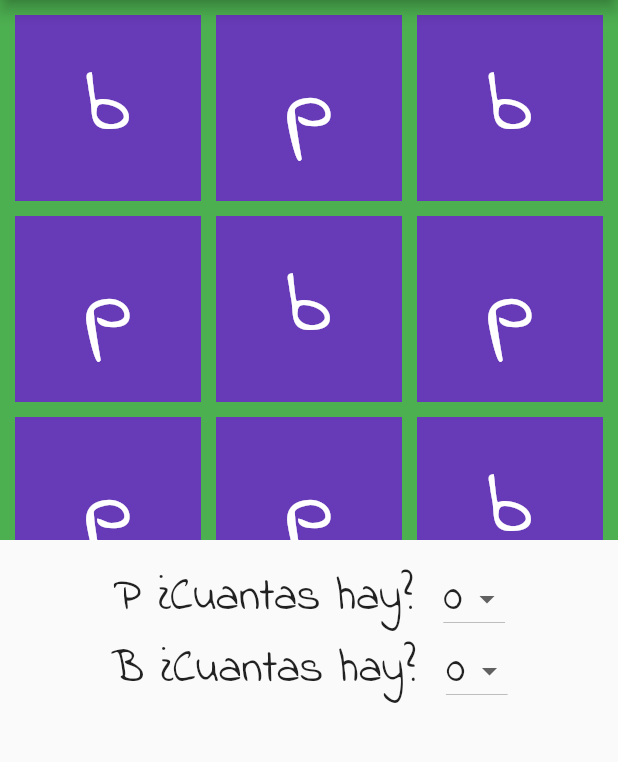
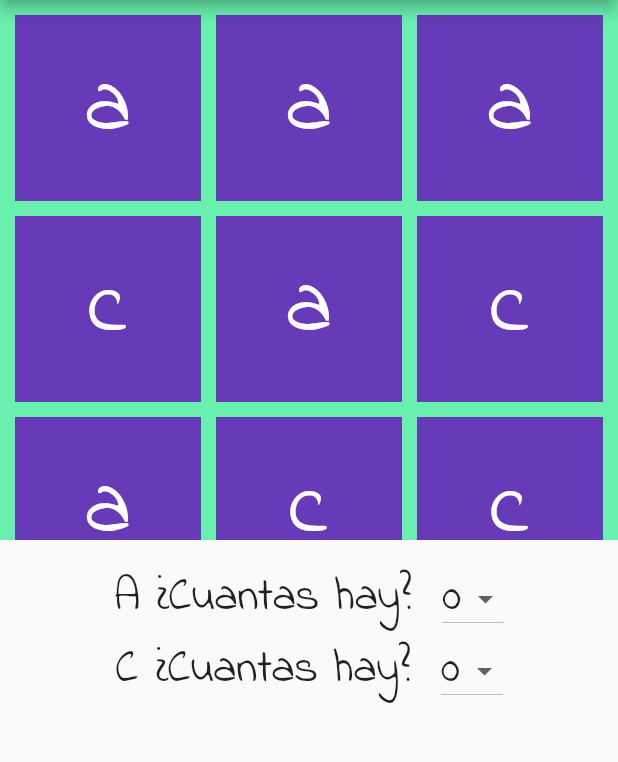
Before and after one commit to ricardo8990/happy-kids, a Flutter app: the screen it shows after launch, on a phone screen of 412 x 824 dp, the part 84-846 px from its top. Run offline on Flutter 3.47's test engine with Material 2 defaults, Android fonts, the phone set to English and light mode, and no system bars.

Commit message:
Add second activity

```diff
--- a/happykids/lib/main.dart
+++ b/happykids/lib/main.dart
@@ -1,5 +1,14 @@
+import 'dart:math';
+
 import 'package:flutter/material.dart';
 import 'package:flutter/services.dart';
+import 'package:happykids/sentences.dart';
+
+const List<Map<String, String>> OPTIONS = [
+  {'first': 'b', 'second': 'p'},
+  {'first': 'a', 'second': 'c'},
+  {'first': 'm', 'second': 'n'}
+];
 
 void main() async {
   await SystemChrome.setPreferredOrientations([DeviceOrientation.portraitUp]);
@@ -33,10 +42,37 @@ class MyHomePage extends StatefulWidget {
 class _MyHomePageState extends State<MyHomePage> {
   int firstLetterCount = 0;
   int secondLetterCount = 0;
+  String firstLetter;
+  String secondLetter;
+  int firstCorrectCount;
+  int secondCorrectCount;
+  List<CustomBlock> blocs;
 
   @override
   void initState() {
-
+    final _random = Random();
+    var constant = OPTIONS[_random.nextInt(OPTIONS.length)];
+    firstLetter = constant['first'];
+    secondLetter = constant['second'];
+    firstCorrectCount = _random.nextInt(7) + 1;
+    secondCorrectCount = 9 - firstCorrectCount;
+    var positions = List<int>.generate(9, (i) => i);
+    positions.shuffle();
+    positions = positions.sublist(0, firstCorrectCount);
+    blocs = List<CustomBlock>();
+    for (var i = 0; i <= 8; i++) {
+      if (positions.contains(i)) {
+        blocs.add(CustomBlock(
+          letter: firstLetter,
+          alternativeColor: Colors.redAccent,
+        ));
+      } else {
+        blocs.add(CustomBlock(
+          letter: secondLetter,
+          alternativeColor: Colors.blueAccent,
+        ));
+      }
+    }
     super.initState();
   }
 
@@ -50,7 +86,7 @@ class _MyHomePageState extends State<MyHomePage> {
         crossAxisAlignment: CrossAxisAlignment.center,
         children: <Widget>[
           Container(
-            color: Colors.green,
+            color: Colors.greenAccent,
             height: 360.0,
             child: GridView.count(
               primary: false,
@@ -58,71 +94,7 @@ class _MyHomePageState extends State<MyHomePage> {
               crossAxisSpacing: 10.0,
               mainAxisSpacing: 10.0,
               crossAxisCount: 3,
-              children: <Widget>[
-                Container(
-                  color: Colors.deepPurple,
-                  child: Center(
-                    child: const Text('b',
-                        style: TextStyle(fontSize: 60.0, color: Colors.white)),
-                  ),
-                ),
-                Container(
-                  color: Colors.deepPurple,
-                  child: Center(
-                    child: const Text('p',
-                        style: TextStyle(fontSize: 60.0, color: Colors.white)),
-                  ),
-                ),
-                Container(
-                  color: Colors.deepPurple,
-                  child: Center(
-                    child: const Text('b',
-                        style: TextStyle(fontSize: 60.0, color: Colors.white)),
-                  ),
-                ),
-                Container(
-                  color: Colors.deepPurple,
-                  child: Center(
-                    child: const Text('p',
-                        style: TextStyle(fontSize: 60.0, color: Colors.white)),
-                  ),
-                ),
-                Container(
-                  color: Colors.deepPurple,
-                  child: Center(
-                    child: const Text('b',
-                        style: TextStyle(fontSize: 60.0, color: Colors.white)),
-                  ),
-                ),
-                Container(
-                  color: Colors.deepPurple,
-                  child: Center(
-                    child: const Text('p',
-                        style: TextStyle(fontSize: 60.0, color: Colors.white)),
-                  ),
-                ),
-                Container(
-                  color: Colors.deepPurple,
-                  child: Center(
-                    child: const Text('p',
-                        style: TextStyle(fontSize: 60.0, color: Colors.white)),
-                  ),
-                ),
-                Container(
-                  color: Colors.deepPurple,
-                  child: Center(
-                    child: const Text('p',
-                        style: TextStyle(fontSize: 60.0, color: Colors.white)),
-                  ),
-                ),
-                Container(
-                  color: Colors.deepPurple,
-                  child: Center(
-                    child: const Text('b',
-                        style: TextStyle(fontSize: 60.0, color: Colors.white)),
-                  ),
-                ),
-              ],
+              children: blocs,
             ),
           ),
           Container(
@@ -133,7 +105,7 @@ class _MyHomePageState extends State<MyHomePage> {
                   mainAxisAlignment: MainAxisAlignment.center,
                   children: <Widget>[
                     Text(
-                      'P ¿Cuantas hay?',
+                      '${firstLetter.toUpperCase()} ¿Cuantas hay?',
                       style: TextStyle(fontSize: 30.0),
                     ),
                     Padding(
@@ -144,9 +116,10 @@ class _MyHomePageState extends State<MyHomePage> {
                       onChanged: (int newValue) {
                         setState(() {
                           firstLetterCount = newValue;
+                          evaluteResult();
                         });
                       },
-                      items: <int>[0, 1, 2, 3, 4, 5]
+                      items: <int>[0, 1, 2, 3, 4, 5, 6, 7, 8, 9]
                           .map<DropdownMenuItem<int>>((int value) {
                         return DropdownMenuItem<int>(
                           value: value,
@@ -161,7 +134,7 @@ class _MyHomePageState extends State<MyHomePage> {
                   mainAxisAlignment: MainAxisAlignment.center,
                   children: <Widget>[
                     Text(
-                      'B ¿Cuantas hay?',
+                      '${secondLetter.toUpperCase()} ¿Cuantas hay?',
                       style: TextStyle(fontSize: 30.0),
                     ),
                     Padding(
@@ -172,9 +145,10 @@ class _MyHomePageState extends State<MyHomePage> {
                       onChanged: (int newValue) {
                         setState(() {
                           secondLetterCount = newValue;
+                          evaluteResult();
                         });
                       },
-                      items: <int>[0, 1, 2, 3, 4, 5]
+                      items: <int>[0, 1, 2, 3, 4, 5, 6, 7, 8, 9]
                           .map<DropdownMenuItem<int>>((int value) {
                         return DropdownMenuItem<int>(
                           value: value,
@@ -192,4 +166,130 @@ class _MyHomePageState extends State<MyHomePage> {
       ),
     );
   }
+
+  evaluteResult() async {
+    if (firstLetterCount <= 0 || secondLetterCount <= 0) return;
+
+    if (firstLetterCount != firstCorrectCount) {
+      showDialog<void>(
+        context: context,
+        barrierDismissible: false, // user must tap button!
+        builder: (BuildContext context) {
+          return AlertDialog(
+            title: Text('¡Ups!'),
+            content: SingleChildScrollView(
+              child: ListBody(
+                children: <Widget>[
+                  Text(
+                      'Ese no es el número correcto de ${firstLetter.toUpperCase()}'),
+                  Text('Intenta de nuevo'),
+                ],
+              ),
+            ),
+            actions: <Widget>[
+              FlatButton(
+                child: Text('Ok'),
+                onPressed: () {
+                  Navigator.of(context).pop();
+                },
+              ),
+            ],
+          );
+        },
+      );
+      return;
+    }
+
+    if (secondLetterCount != secondCorrectCount) {
+      showDialog<void>(
+        context: context,
+        barrierDismissible: false, // user must tap button!
+        builder: (BuildContext context) {
+          return AlertDialog(
+            title: Text('¡Ups!'),
+            content: SingleChildScrollView(
+              child: ListBody(
+                children: <Widget>[
+                  Text(
+                      'Ese no es el número correcto de ${secondLetter.toUpperCase()}'),
+                  Text('Intenta de nuevo'),
+                ],
+              ),
+            ),
+            actions: <Widget>[
+              FlatButton(
+                child: Text('Ok'),
+                onPressed: () {
+                  Navigator.of(context).pop();
+                },
+              ),
+            ],
+          );
+        },
+      );
+      return;
+    }
+
+    await showDialog(
+        context: context,
+        builder: (BuildContext context) {
+          return SimpleDialog(
+            title: const Text('¡Genial!'),
+            children: <Widget>[
+              SimpleDialogOption(
+                onPressed: () {
+                  Navigator.pop(context);
+                },
+                child: const Text('Salir'),
+              ),
+              SimpleDialogOption(
+                onPressed: () {
+                  Navigator.push(context,
+                      MaterialPageRoute(builder: (context) => Sentence()));
+                },
+                child: const Text('Siguiente reto'),
+              ),
+            ],
+          );
+        });
+  }
 }
+
+class CustomBlock extends StatefulWidget {
+  final String letter;
+  final Color alternativeColor;
+
+  const CustomBlock({this.letter, this.alternativeColor});
+
+  @override
+  _CustomBlockState createState() => _CustomBlockState();
+}
+
+class _CustomBlockState extends State<CustomBlock> {
+  Color color;
+
+  @override
+  void initState() {
+    color = Colors.deepPurple;
+    super.initState();
+  }
+
+  @override
+  Widget build(BuildContext context) => GestureDetector(
+        onTap: () {
+          setState(() {
+            color = widget.alternativeColor;
+          });
+        },
+        child: Container(
+          color: color,
+          child: Center(
+            child: Center(
+                child: Text(
+              widget.letter,
+              style: TextStyle(fontSize: 60.0, color: Colors.white),
+            )),
+          ),
+        ),
+      );
+}
```
Also changed, not shown: happykids/lib/sentences.dart (added, +74 -0 lines).
